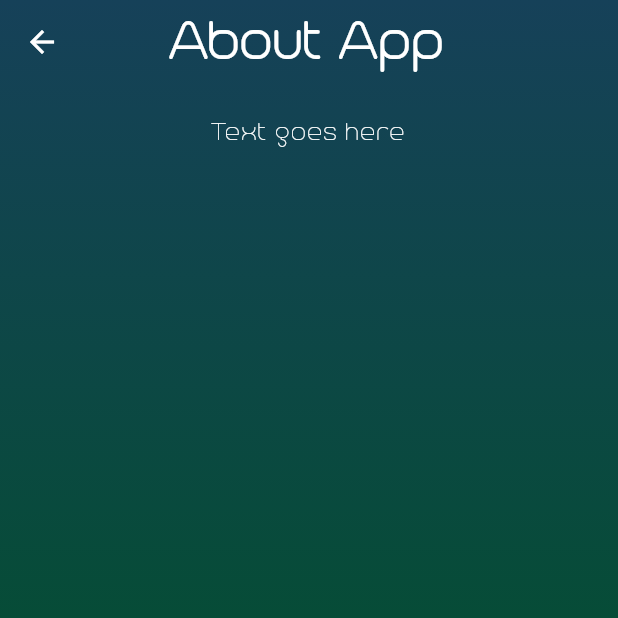
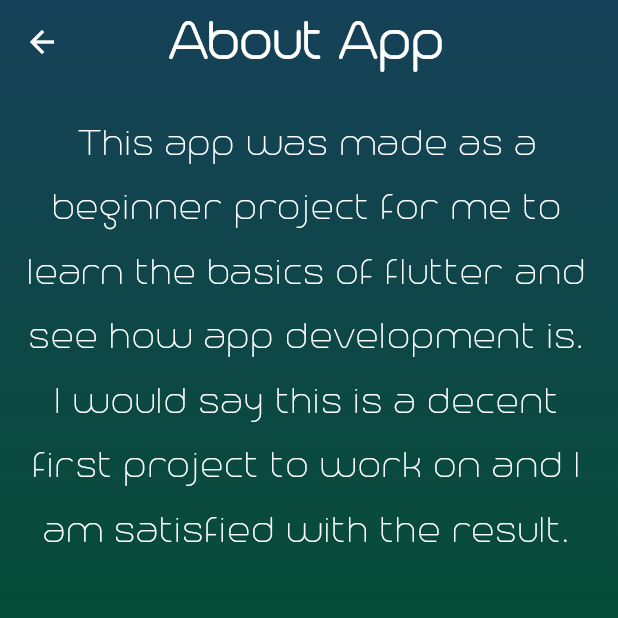
Before and after one commit to NishTheFish92/FlutterToDoList, a Flutter app: the About screen opened directly, on a phone screen of 412 x 824 dp, the top half of it. Run offline on Flutter 3.47's test engine with Material 3 defaults, Android fonts, the phone set to English and light mode, and no system bars; our stand-ins replace flutter_animate, flutter_slidable, hive_flutter; accounts and stored records are empty.

Commit message:
Added text in about page,added const tags

```diff
--- a/lib/Screens/aboutapp.dart
+++ b/lib/Screens/aboutapp.dart
@@ -9,7 +9,7 @@ class About extends StatelessWidget {
       extendBodyBehindAppBar: true,
       appBar: AppBar(
         centerTitle: true,
-        title: Text(
+        title: const Text(
           "About App",
           style: TextStyle(
             color: Colors.white,
@@ -17,18 +17,18 @@ class About extends StatelessWidget {
             fontWeight: FontWeight.bold,
           ),
         ),
-        iconTheme: IconThemeData(color: Colors.white),
+        iconTheme: const IconThemeData(color: Colors.white),
         backgroundColor: Colors.transparent,
       ),
       body: Container(
-        decoration: BoxDecoration(
+        decoration: const BoxDecoration(
           gradient: LinearGradient(
               begin: Alignment.topCenter,
               end: Alignment.bottomCenter,
               colors: [
                 //const Color.fromARGB(255, 46, 52, 37),
-                const Color.fromARGB(255, 22, 65, 89),
-                const Color.fromARGB(255, 6, 76, 55),
+                Color.fromARGB(255, 22, 65, 89),
+                Color.fromARGB(255, 6, 76, 55),
               ],
               stops: [
                 0,
@@ -36,14 +36,14 @@ class About extends StatelessWidget {
               ]),
         ),
         child: ListView(
-          children: [
+          children: const [
             Padding(
-              padding: const EdgeInsets.all(18),
+              padding: EdgeInsets.all(18),
               child: Expanded(
                 child: Text(
                   textAlign: TextAlign.center,
-                  "Text goes here",
-                  style: TextStyle(fontSize: 20, color: Colors.white),
+                  "This app was made as a beginner project for me to learn the basics of flutter and see how app development is. I would say this is a decent first project to work on and I am satisfied with the result.",
+                  style: TextStyle(fontSize: 30, color: Colors.white),
                 ),
               ),
             ),
--- a/lib/util/MyButton.dart
+++ b/lib/util/MyButton.dart
@@ -14,10 +14,10 @@ class Mybutton extends StatelessWidget {
         shape: RoundedRectangleBorder(
           borderRadius: BorderRadius.circular(9),
         ),
-        color: Color.fromARGB(255, 22, 65, 89),
+        color: const Color.fromARGB(255, 22, 65, 89),
         child: Text(
           text,
-          style: TextStyle(
+          style: const TextStyle(
             color: Color.fromARGB(255, 149, 183, 209),
             fontSize: 17,
           ),
```
Also changed, not shown: lib/Screens/themepage.dart (+12 -12 lines), lib/util/menuoption.dart (+4 -4 lines), lib/util/to_do_tile.dart (+5 -5 lines).
